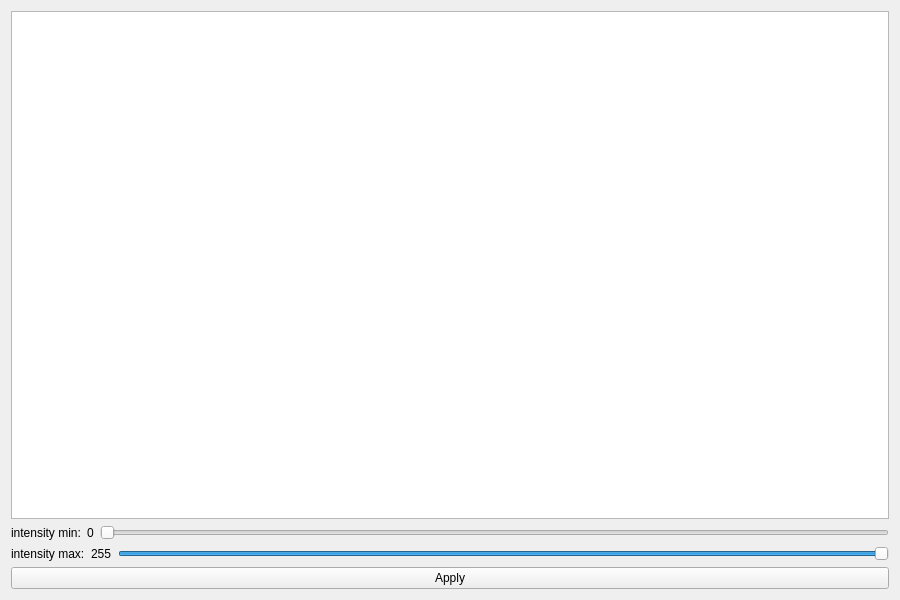
Old version of the form src/HistogramWindow.ui in the repository MCInversion/ImageProcessingSTU.
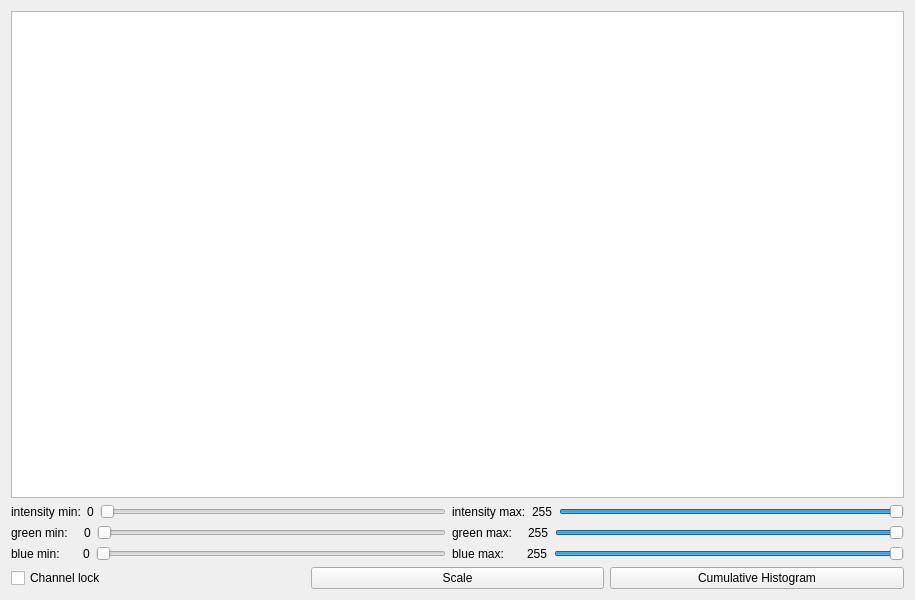
New version of the form.

Commit message: adding fully controllable histogram levels

Patch:
```diff
--- a/src/HistogramWindow.ui
+++ b/src/HistogramWindow.ui
@@ -6,7 +6,7 @@
    <rect>
     <x>0</x>
     <y>0</y>
-    <width>900</width>
+    <width>915</width>
     <height>600</height>
    </rect>
   </property>
@@ -14,32 +14,26 @@
    <string>Histogram</string>
   </property>
   <layout class="QGridLayout" name="gridLayout">
-   <item row="2" column="0">
-    <layout class="QHBoxLayout" name="horizontalLayout_2">
+   <item row="7" column="0">
+    <layout class="QHBoxLayout" name="hLayoutButtons">
      <item>
-      <widget class="QLabel" name="label_2">
+      <widget class="QCheckBox" name="checkBoxChannelLock">
        <property name="text">
-        <string>intensity max:</string>
+        <string>Channel lock</string>
        </property>
       </widget>
      </item>
      <item>
-      <widget class="QLabel" name="maxLabel">
+      <widget class="QPushButton" name="applyButton">
        <property name="text">
-        <string>255</string>
+        <string>Scale</string>
        </property>
       </widget>
      </item>
      <item>
-      <widget class="QSlider" name="maxSlider">
-       <property name="maximum">
-        <number>255</number>
-       </property>
-       <property name="value">
-        <number>255</number>
-       </property>
-       <property name="orientation">
-        <enum>Qt::Horizontal</enum>
+      <widget class="QPushButton" name="openCumHistButton">
+       <property name="text">
+        <string>Cumulative Histogram</string>
        </property>
       </widget>
      </item>
@@ -49,11 +43,59 @@
     <widget class="QGraphicsView" name="histogramView"/>
    </item>
    <item row="3" column="0">
-    <widget class="QPushButton" name="applyButton">
-     <property name="text">
-      <string>Apply</string>
-     </property>
-    </widget>
+    <layout class="QHBoxLayout" name="hLayoutGreen">
+     <item>
+      <widget class="QLabel" name="label_3">
+       <property name="text">
+        <string>green min:   </string>
+       </property>
+      </widget>
+     </item>
+     <item>
+      <widget class="QLabel" name="minGreenLabel">
+       <property name="text">
+        <string>0</string>
+       </property>
+      </widget>
+     </item>
+     <item>
+      <widget class="QSlider" name="minGreenSlider">
+       <property name="maximum">
+        <number>255</number>
+       </property>
+       <property name="orientation">
+        <enum>Qt::Horizontal</enum>
+       </property>
+      </widget>
+     </item>
+     <item>
+      <widget class="QLabel" name="label_4">
+       <property name="text">
+        <string>green max:   </string>
+       </property>
+      </widget>
+     </item>
+     <item>
+      <widget class="QLabel" name="maxGreenLabel">
+       <property name="text">
+        <string>255</string>
+       </property>
+      </widget>
+     </item>
+     <item>
+      <widget class="QSlider" name="maxGreenSlider">
+       <property name="maximum">
+        <number>255</number>
+       </property>
+       <property name="value">
+        <number>255</number>
+       </property>
+       <property name="orientation">
+        <enum>Qt::Horizontal</enum>
+       </property>
+      </widget>
+     </item>
+    </layout>
    </item>
    <item row="1" column="0">
     <layout class="QHBoxLayout" name="horizontalLayout">
@@ -81,8 +123,93 @@
        </property>
       </widget>
      </item>
+     <item>
+      <widget class="QLabel" name="label_2">
+       <property name="text">
+        <string>intensity max:</string>
+       </property>
+      </widget>
+     </item>
+     <item>
+      <widget class="QLabel" name="maxLabel">
+       <property name="text">
+        <string>255</string>
+       </property>
+      </widget>
+     </item>
+     <item>
+      <widget class="QSlider" name="maxSlider">
+       <property name="maximum">
+        <number>255</number>
+       </property>
+       <property name="value">
+        <number>255</number>
+       </property>
+       <property name="orientation">
+        <enum>Qt::Horizontal</enum>
+       </property>
+      </widget>
+     </item>
     </layout>
    </item>
+   <item row="5" column="0">
+    <layout class="QHBoxLayout" name="hLayoutBlue">
+     <item>
+      <widget class="QLabel" name="label_5">
+       <property name="text">
+        <string>blue min:     </string>
+       </property>
+      </widget>
+     </item>
+     <item>
+      <widget class="QLabel" name="minBlueLabel">
+       <property name="text">
+        <string>0</string>
+       </property>
+      </widget>
+     </item>
+     <item>
+      <widget class="QSlider" name="minBlueSlider">
+       <property name="maximum">
+        <number>255</number>
+       </property>
+       <property name="orientation">
+        <enum>Qt::Horizontal</enum>
+       </property>
+      </widget>
+     </item>
+     <item>
+      <widget class="QLabel" name="label_7">
+       <property name="text">
+        <string>blue max:     </string>
+       </property>
+      </widget>
+     </item>
+     <item>
+      <widget class="QLabel" name="maxBlueLabel">
+       <property name="text">
+        <string>255</string>
+       </property>
+      </widget>
+     </item>
+     <item>
+      <widget class="QSlider" name="maxBlueSlider">
+       <property name="maximum">
+        <number>255</number>
+       </property>
+       <property name="value">
+        <number>255</number>
+       </property>
+       <property name="orientation">
+        <enum>Qt::Horizontal</enum>
+       </property>
+      </widget>
+     </item>
+    </layout>
+   </item>
+   <item row="0" column="0">
+    <widget class="QGraphicsView" name="histogramView"/>
+   </item>
   </layout>
  </widget>
  <resources/>
```
Left out of the diff: 143 changed lines with no effect on the pictures. The commit also changes 35 other files.
